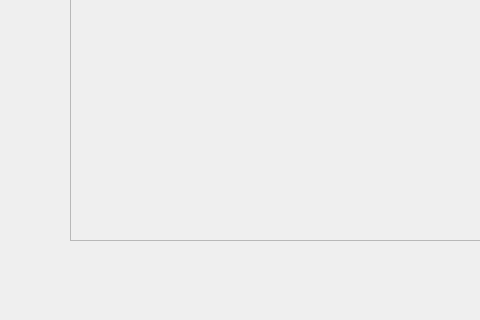
The window that Project/FunGames/othellowindow.ui (MahdiSaneiFard/FunGames) describes before a commit, drawn with Qt 5; both pictures show x 0 to 480 and y 280 to 600 of the 800 by 600 pixel window.
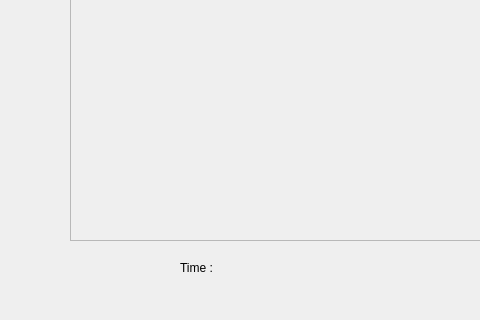
The same window after the commit.

The edit to the form file:
```diff
--- a/Project/FunGames/othellowindow.ui
+++ b/Project/FunGames/othellowindow.ui
@@ -88,6 +88,32 @@
      <string>2</string>
     </property>
    </widget>
+   <widget class="QLabel" name="label_4">
+    <property name="geometry">
+     <rect>
+      <x>180</x>
+      <y>540</y>
+      <width>49</width>
+      <height>16</height>
+     </rect>
+    </property>
+    <property name="text">
+     <string>Time :</string>
+    </property>
+   </widget>
+   <widget class="QLabel" name="timer">
+    <property name="geometry">
+     <rect>
+      <x>470</x>
+      <y>540</y>
+      <width>49</width>
+      <height>16</height>
+     </rect>
+    </property>
+    <property name="text">
+     <string/>
+    </property>
+   </widget>
   </widget>
   <widget class="QMenuBar" name="menubar">
    <property name="geometry">
```
